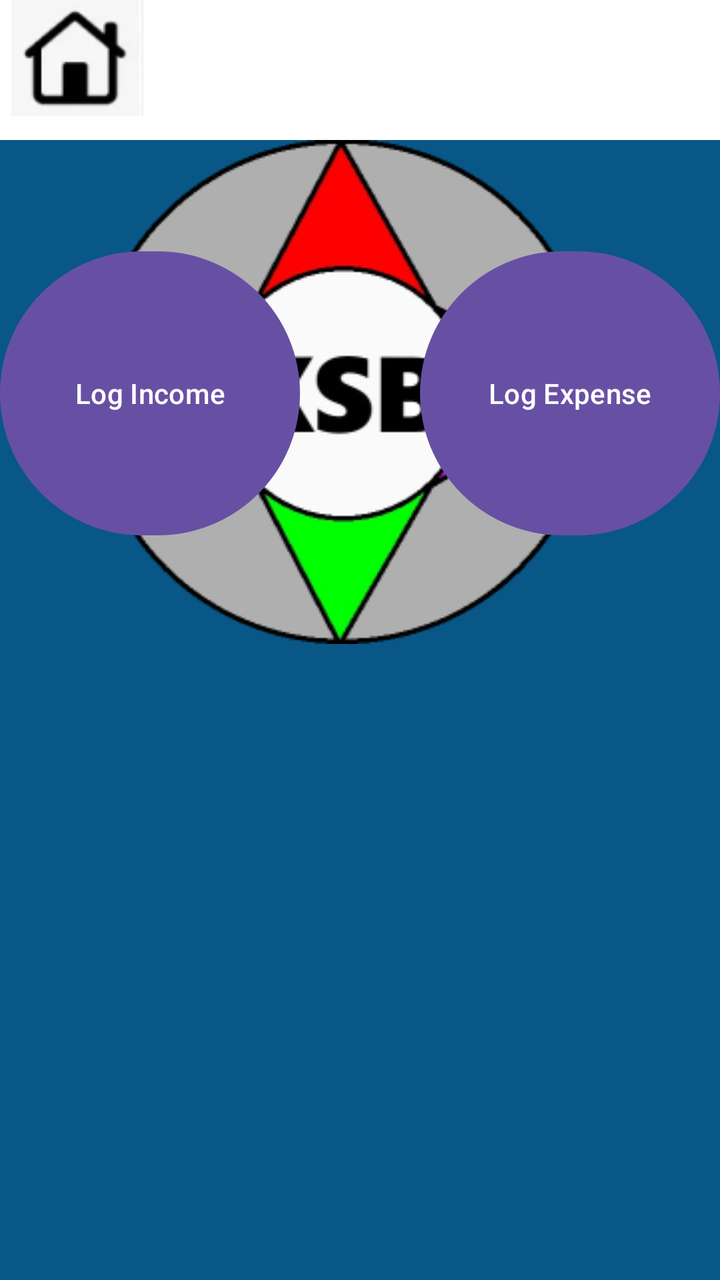
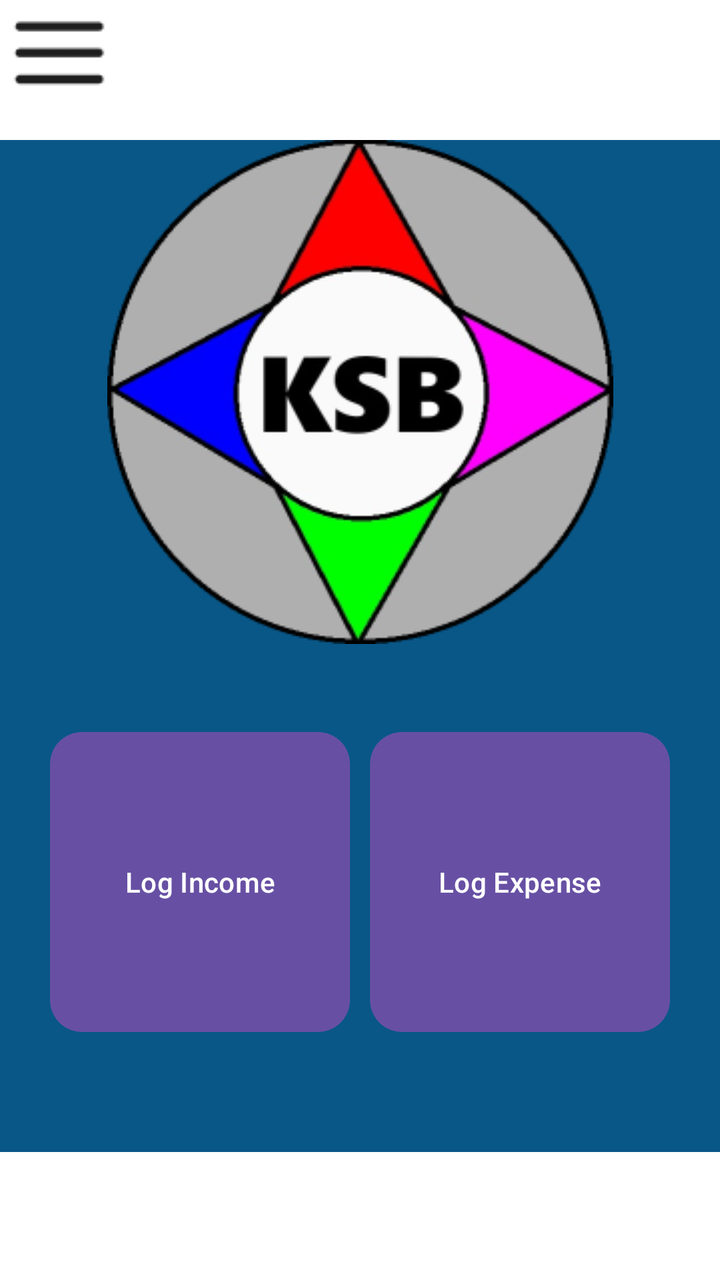

Compare the two renders of this Android layout. The source of the first and the diff that turns it into the second are given below.
<!-- AndroidManifest.xml: application theme Theme.KracKShacKBanking -->
<!-- res/layout/dashboard.xml -->
<?xml version="1.0" encoding="utf-8"?>
<androidx.constraintlayout.widget.ConstraintLayout xmlns:android="http://schemas.android.com/apk/res/android"
    xmlns:app="http://schemas.android.com/apk/res-auto"
    xmlns:tools="http://schemas.android.com/tools"
    android:layout_width="match_parent"
    android:layout_height="match_parent"
    android:background="@color/background"
    >

    <ImageView
        android:id="@+id/imageView"
        android:layout_width="wrap_content"
        android:layout_height="wrap_content"
        android:layout_marginStart="70dp"
        android:layout_marginEnd="88dp"
        app:layout_constraintEnd_toEndOf="parent"
        app:layout_constraintStart_toStartOf="parent"
        app:layout_constraintTop_toBottomOf="@+id/searchView"
        app:srcCompat="@drawable/logo" />

    <Button
        android:id="@+id/button2"
        android:layout_width="150dp"
        android:layout_height="150dp"
        android:layout_marginStart="30dp"
        android:layout_marginTop="131dp"
        android:layout_marginEnd="30dp"
        android:layout_marginBottom="60dp"
        android:text="@string/LogIncome"
        app:layout_constraintBottom_toTopOf="@+id/toolbar"
        app:layout_constraintEnd_toStartOf="@+id/button3"
        app:layout_constraintStart_toStartOf="parent"
        app:layout_constraintTop_toBottomOf="@+id/imageView" />

    <Button
        android:id="@+id/button3"
        android:layout_width="150dp"
        android:layout_height="150dp"
        android:layout_marginStart="30dp"
        android:layout_marginTop="131dp"
        android:layout_marginEnd="30dp"
        android:layout_marginBottom="60dp"
        android:text="@string/LogExpense"
        app:layout_constraintBottom_toTopOf="@+id/toolbar"
        app:layout_constraintEnd_toEndOf="parent"
        app:layout_constraintStart_toEndOf="@+id/button2"
        app:layout_constraintTop_toBottomOf="@+id/imageView" />

    <androidx.appcompat.widget.Toolbar
        android:id="@+id/toolbar"
        android:layout_width="409dp"
        android:layout_height="wrap_content"
        android:background="@color/white"
        android:minHeight="?attr/actionBarSize"
        android:theme="?attr/actionBarTheme"
        tools:layout_editor_absoluteX="1dp"
        tools:layout_editor_absoluteY="664dp" />

    <SearchView
        android:id="@+id/searchView"
        android:layout_width="409dp"
        android:layout_height="70dp"
        android:background="@color/white"
        tools:layout_editor_absoluteX="1dp"
        tools:layout_editor_absoluteY="1dp" />

    <ImageButton
        android:id="@+id/imageButton3"
        android:layout_width="77dp"
        android:layout_height="58dp"
        android:background="@color/white"
        app:srcCompat="@drawable/homeicon1"
        tools:layout_editor_absoluteX="1dp"
        tools:layout_editor_absoluteY="667dp" />

</androidx.constraintlayout.widget.ConstraintLayout>
<!-- resources referenced by this layout -->
<resources>
  <color name="background">#095787</color>
  <color name="white">#FFFFFFFF</color>
  <!-- drawable homeicon1: png bitmap (drawable, 2553 bytes) -->
  <!-- drawable logo: png bitmap (drawable, 35989 bytes) -->
  <string name="LogExpense">Log Expense</string>
  <string name="LogIncome">Log Income</string>
  <style name="Theme.KracKShacKBanking" parent="Base.Theme.KracKShacKBanking" />
  <style name="Base.Theme.KracKShacKBanking" parent="Theme.Material3.DayNight.NoActionBar">
          
          
      </style>
</resources>

<!-- the commit's change to res/layout/dashboard.xml (unified diff, before → after) -->
@@ -11,8 +11,8 @@
         android:id="@+id/imageView"
         android:layout_width="wrap_content"
         android:layout_height="wrap_content"
-        android:layout_marginStart="70dp"
-        android:layout_marginEnd="88dp"
+        android:layout_marginStart="80dp"
+        android:layout_marginEnd="80dp"
         app:layout_constraintEnd_toEndOf="parent"
         app:layout_constraintStart_toStartOf="parent"
         app:layout_constraintTop_toBottomOf="@+id/searchView"
@@ -22,29 +22,25 @@
         android:id="@+id/button2"
         android:layout_width="150dp"
         android:layout_height="150dp"
-        android:layout_marginStart="30dp"
-        android:layout_marginTop="131dp"
-        android:layout_marginEnd="30dp"
+        android:layout_marginStart="25dp"
         android:layout_marginBottom="60dp"
+        android:background="@drawable/formatbuttondashboardincome"
         android:text="@string/LogIncome"
         app:layout_constraintBottom_toTopOf="@+id/toolbar"
         app:layout_constraintEnd_toStartOf="@+id/button3"
-        app:layout_constraintStart_toStartOf="parent"
-        app:layout_constraintTop_toBottomOf="@+id/imageView" />
+        app:layout_constraintHorizontal_bias="0.0"
+        app:layout_constraintStart_toStartOf="parent" />
 
     <Button
         android:id="@+id/button3"
         android:layout_width="150dp"
         android:layout_height="150dp"
-        android:layout_marginStart="30dp"
-        android:layout_marginTop="131dp"
-        android:layout_marginEnd="30dp"
+        android:layout_marginEnd="25dp"
         android:layout_marginBottom="60dp"
+        android:background="@drawable/formatbuttondashboardexpense"
         android:text="@string/LogExpense"
         app:layout_constraintBottom_toTopOf="@+id/toolbar"
-        app:layout_constraintEnd_toEndOf="parent"
-        app:layout_constraintStart_toEndOf="@+id/button2"
-        app:layout_constraintTop_toBottomOf="@+id/imageView" />
+        app:layout_constraintEnd_toEndOf="parent" />
 
     <androidx.appcompat.widget.Toolbar
         android:id="@+id/toolbar"
@@ -53,24 +49,64 @@
         android:background="@color/white"
         android:minHeight="?attr/actionBarSize"
         android:theme="?attr/actionBarTheme"
-        tools:layout_editor_absoluteX="1dp"
-        tools:layout_editor_absoluteY="664dp" />
+        app:layout_constraintBottom_toBottomOf="parent"
+        app:layout_constraintEnd_toEndOf="parent"
+        app:layout_constraintStart_toStartOf="parent" />
 
     <SearchView
         android:id="@+id/searchView"
         android:layout_width="409dp"
         android:layout_height="70dp"
         android:background="@color/white"
-        tools:layout_editor_absoluteX="1dp"
-        tools:layout_editor_absoluteY="1dp" />
+        android:queryHint="@string/SearchExpenses"
+        app:layout_constraintBottom_toTopOf="@+id/imageView"
+        app:layout_constraintEnd_toEndOf="parent"
+        app:layout_constraintStart_toStartOf="parent"
+        app:layout_constraintTop_toTopOf="parent" />
 
     <ImageButton
-        android:id="@+id/imageButton3"
+        android:id="@+id/imageButton7"
         android:layout_width="77dp"
+        android:layout_height="61dp"
+        android:background="@color/white"
+        app:srcCompat="@drawable/homeicon2"
+        tools:layout_editor_absoluteX="2dp"
+        tools:layout_editor_absoluteY="670dp" />
+
+    <ImageButton
+        android:id="@+id/imageButton8"
+        android:layout_width="66dp"
+        android:layout_height="53dp"
+        android:background="@color/white"
+        app:srcCompat="@drawable/grapgicon"
+        tools:layout_editor_absoluteX="97dp"
+        tools:layout_editor_absoluteY="675dp" />
+
+    <ImageButton
+        android:id="@+id/imageButton9"
+        android:layout_width="66dp"
         android:layout_height="58dp"
         android:background="@color/white"
-        app:srcCompat="@drawable/homeicon1"
-        tools:layout_editor_absoluteX="1dp"
-        tools:layout_editor_absoluteY="667dp" />
+        app:srcCompat="@drawable/moneyicon"
+        tools:layout_editor_absoluteX="172dp"
+        tools:layout_editor_absoluteY="669dp" />
+
+    <ImageButton
+        android:id="@+id/imageButton10"
+        android:layout_width="62dp"
+        android:layout_height="62dp"
+        android:background="@color/white"
+        app:srcCompat="@drawable/profileicon"
+        tools:layout_editor_absoluteX="262dp"
+        tools:layout_editor_absoluteY="675dp" />
+
+    <ImageButton
+        android:id="@+id/imageButton11"
+        android:layout_width="58dp"
+        android:layout_height="56dp"
+        android:background="@color/white"
+        app:srcCompat="@drawable/menuicon"
+        tools:layout_editor_absoluteX="352dp"
+        tools:layout_editor_absoluteY="672dp" />
 
 </androidx.constraintlayout.widget.ConstraintLayout>
<!-- resource entries referenced after the edit -->
@@ -2,11 +2,30 @@
 <resources>
   <color name="background">#095787</color>
   <color name="white">#FFFFFFFF</color>
-  <!-- drawable homeicon1: png bitmap (drawable, 2553 bytes) -->
+  <!-- drawable formatbuttondashboardexpense (drawable) -->
+  <shape xmlns:android="http://schemas.android.com/apk/res/android"
+      android:shape="rectangle">
+      <solid android:color="@color/red" />
+      <corners android:radius="16dp" />
+  </shape>
+  <!-- drawable formatbuttondashboardincome (drawable) -->
+  <shape xmlns:android="http://schemas.android.com/apk/res/android"
+      android:shape="rectangle">
+      <solid android:color="@color/green" />
+      <corners android:radius="16dp" /> 
+  </shape>
+  <!-- drawable grapgicon: png bitmap (drawable, 482 bytes) -->
+  <!-- drawable homeicon2: png bitmap (drawable, 1001 bytes) -->
   <!-- drawable logo: png bitmap (drawable, 35989 bytes) -->
+  <!-- drawable menuicon: png bitmap (drawable, 492 bytes) -->
+  <!-- drawable moneyicon: png bitmap (drawable, 945 bytes) -->
+  <!-- drawable profileicon: png bitmap (drawable, 1051 bytes) -->
   <string name="LogExpense">Log Expense</string>
   <string name="LogIncome">Log Income</string>
+  <string name="SearchExpenses">Search Expense</string>
   <style name="Theme.KracKShacKBanking" parent="Base.Theme.KracKShacKBanking" />
+  <color name="red">#DD0000</color>
+  <color name="green">#00FF00</color>
   <style name="Base.Theme.KracKShacKBanking" parent="Theme.Material3.DayNight.NoActionBar">
           
           
